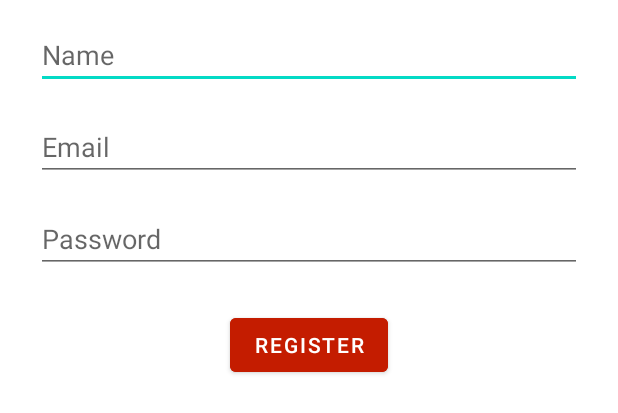
After one commit to pedroagcf/TrabalhoFinalMobile, an Android app: the layout activity_register.xml on its own in the app's theme, with its tools: preview values and no code run, on a phone screen of 412 x 824 dp. The commit adds this screen. Shown: the top 413 px of the screen. Run offline under Robolectric (Android 15) with nearby library versions, the phone set to English and light mode, and no system bars.

Commit message:
create register layout

```diff
--- a/app/src/main/AndroidManifest.xml
+++ b/app/src/main/AndroidManifest.xml
@@ -9,13 +9,13 @@
         android:roundIcon="@mipmap/ic_launcher_round"
         android:supportsRtl="true"
         android:theme="@style/Theme.TrabalhoFinalMobile">
-        <activity android:name=".MainActivity">
+       <!--  <activity android:name=".MainActivity">
             <intent-filter>
                 <action android:name="android.intent.action.MAIN" />
 
                 <category android:name="android.intent.category.LAUNCHER" />
             </intent-filter>
-        </activity>
+        </activity> -->
     </application>
 
 </manifest>
--- /dev/null
+++ b/app/src/main/res/layout/activity_register.xml
@@ -0,0 +1,84 @@
+<ScrollView
+    xmlns:android="http://schemas.android.com/apk/res/android"
+    xmlns:app="http://schemas.android.com/apk/res-auto"
+    xmlns:tools="http://schemas.android.com/tools"
+    android:layout_width="match_parent"
+    android:layout_height="match_parent"
+    android:fillViewport="true">
+
+    <androidx.constraintlayout.widget.ConstraintLayout
+        android:layout_width="match_parent"
+        android:layout_height="wrap_content">
+
+        <EditText
+            android:id="@+id/etv_name_register"
+            android:layout_width="match_parent"
+            android:layout_height="wrap_content"
+            android:layout_marginStart="@dimen/margin_24"
+            android:layout_marginTop="14dp"
+            android:layout_marginEnd="@dimen/margin_24"
+            android:hint="@string/name"
+            android:inputType="text"
+            android:selectAllOnFocus="true"
+            app:layout_constraintEnd_toEndOf="parent"
+            app:layout_constraintHorizontal_bias="0.0"
+            app:layout_constraintStart_toStartOf="parent"
+            app:layout_constraintTop_toTopOf="parent" />
+
+        <EditText
+            android:id="@+id/etv_email_register"
+            android:layout_width="match_parent"
+            android:layout_height="wrap_content"
+            android:layout_marginStart="@dimen/margin_24"
+            android:layout_marginTop="@dimen/margin_16"
+            android:layout_marginEnd="@dimen/margin_24"
+            android:hint="@string/prompt_email"
+            android:inputType="textEmailAddress"
+            android:selectAllOnFocus="true"
+            app:layout_constraintEnd_toEndOf="parent"
+            app:layout_constraintStart_toStartOf="parent"
+            app:layout_constraintTop_toBottomOf="@+id/etv_name_register" />
+
+        <EditText
+            android:id="@+id/etv_password_register"
+            android:layout_width="match_parent"
+            android:layout_height="wrap_content"
+            android:layout_marginStart="@dimen/margin_24"
+            android:layout_marginTop="@dimen/margin_16"
+            android:layout_marginEnd="@dimen/margin_24"
+            android:hint="@string/prompt_password"
+            android:inputType="textPassword"
+            android:selectAllOnFocus="true"
+            app:layout_constraintEnd_toEndOf="parent"
+            app:layout_constraintStart_toStartOf="parent"
+            app:layout_constraintTop_toBottomOf="@+id/etv_email_register" />
+
+        <Button
+            android:id="@+id/btn_register"
+            android:layout_width="wrap_content"
+            android:layout_height="wrap_content"
+            android:layout_marginStart="@dimen/margin_24"
+            android:layout_marginTop="@dimen/margin_24"
+            android:layout_marginEnd="@dimen/margin_24"
+            android:backgroundTint="@color/orange_c41c00"
+            android:text="@string/register"
+            android:textColor="@color/white"
+            app:layout_constraintEnd_toEndOf="parent"
+            app:layout_constraintStart_toStartOf="parent"
+            app:layout_constraintTop_toBottomOf="@+id/etv_password_register" />
+
+        <ProgressBar
+            android:id="@+id/pb_register"
+            android:layout_width="wrap_content"
+            android:layout_height="wrap_content"
+            android:layout_marginStart="@dimen/margin_8"
+            android:layout_marginEnd="@dimen/margin_8"
+            android:layout_marginBottom="@dimen/margin_8"
+            android:visibility="gone"
+            app:layout_constraintBottom_toBottomOf="parent"
+            app:layout_constraintEnd_toEndOf="parent"
+            app:layout_constraintStart_toStartOf="parent"
+            app:layout_constraintTop_toTopOf="parent" />
+
+    </androidx.constraintlayout.widget.ConstraintLayout>
+</ScrollView>
--- a/app/src/main/res/values/colors.xml
+++ b/app/src/main/res/values/colors.xml
@@ -7,4 +7,5 @@
     <color name="teal_700">#FF018786</color>
     <color name="black">#FF000000</color>
     <color name="white">#FFFFFFFF</color>
+    <color name="orange_c41c00">#C41C00</color>
 </resources>
--- /dev/null
+++ b/app/src/main/res/values/dimens.xml
@@ -0,0 +1,6 @@
+<?xml version="1.0" encoding="utf-8"?>
+<resources>
+    <dimen name="margin_24">24dp</dimen>
+    <dimen name="margin_16">16dp</dimen>
+    <dimen name="margin_8">8dp</dimen>
+</resources>
--- a/app/src/main/res/values/strings.xml
+++ b/app/src/main/res/values/strings.xml
@@ -1,3 +1,7 @@
 <resources>
     <string name="app_name">Trabalho Final Mobile</string>
+    <string name="name">Name</string>
+    <string name="prompt_email">Email</string>
+    <string name="prompt_password">Password</string>
+    <string name="register">Register</string>
 </resources>
```
